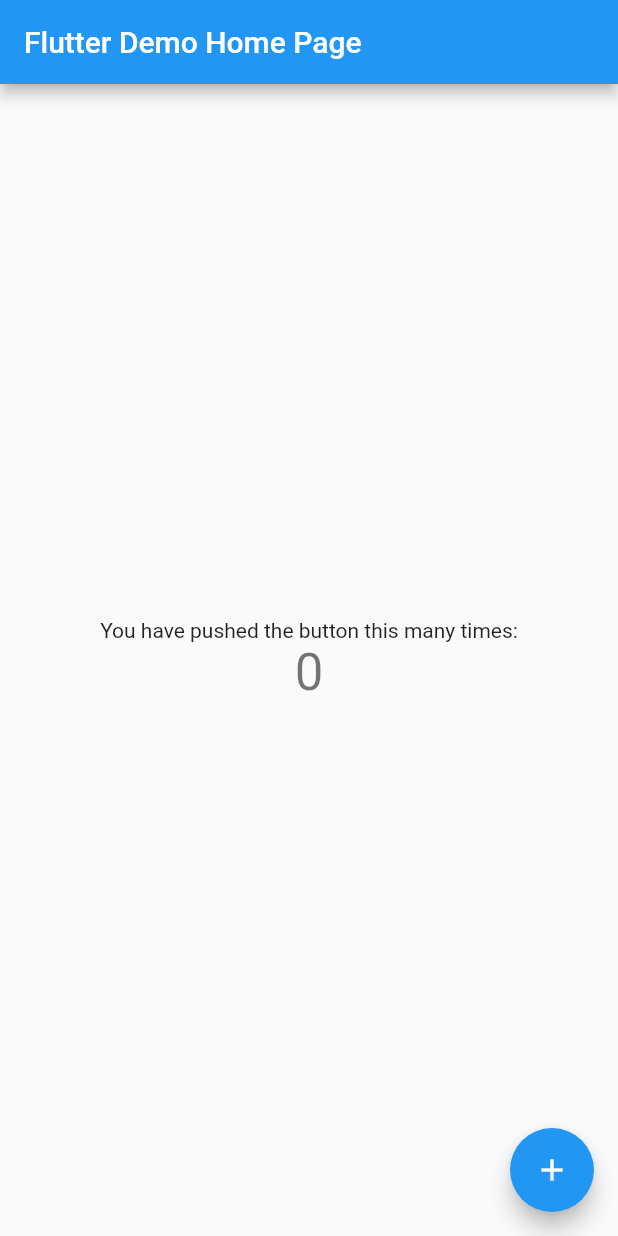
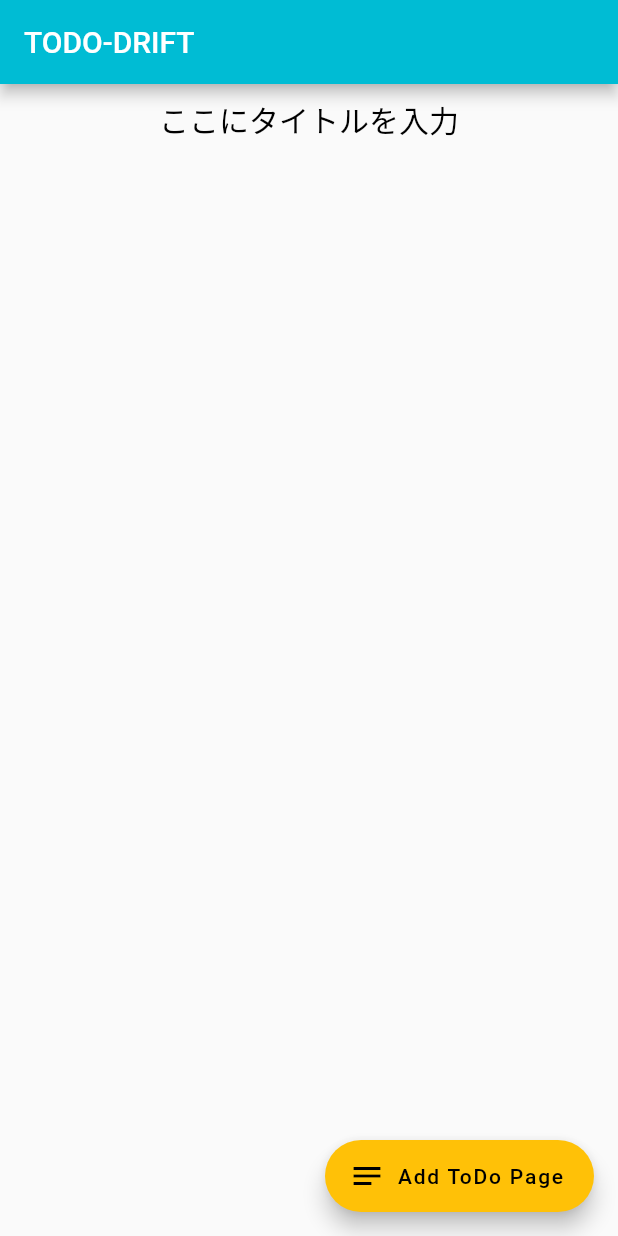
Before and after one commit to asahaya/drift_220605, a Flutter app: the screen it shows after launch, on a phone screen of 412 x 824 dp. Run offline on Flutter 3.47's test engine with Material 2 defaults, Android fonts, the phone set to English and light mode, and no system bars.

Commit message:
'home_basic'

```diff
--- a/lib/main.dart
+++ b/lib/main.dart
@@ -7,109 +7,55 @@ void main() {
 class MyApp extends StatelessWidget {
   const MyApp({Key? key}) : super(key: key);
 
-  // This widget is the root of your application.
   @override
   Widget build(BuildContext context) {
-    return MaterialApp(
-      title: 'Flutter Demo',
-      theme: ThemeData(
-        // This is the theme of your application.
-        //
-        // Try running your application with "flutter run". You'll see the
-        // application has a blue toolbar. Then, without quitting the app, try
-        // changing the primarySwatch below to Colors.green and then invoke
-        // "hot reload" (press "r" in the console where you ran "flutter run",
-        // or simply save your changes to "hot reload" in a Flutter IDE).
-        // Notice that the counter didn't reset back to zero; the application
-        // is not restarted.
-        primarySwatch: Colors.blue,
-      ),
-      home: const MyHomePage(title: 'Flutter Demo Home Page'),
+    return const MaterialApp(
+      home: DriftHome(),
     );
   }
 }
 
-class MyHomePage extends StatefulWidget {
-  const MyHomePage({Key? key, required this.title}) : super(key: key);
-
-  // This widget is the home page of your application. It is stateful, meaning
-  // that it has a State object (defined below) that contains fields that affect
-  // how it looks.
-
-  // This class is the configuration for the state. It holds the values (in this
-  // case the title) provided by the parent (in this case the App widget) and
-  // used by the build method of the State. Fields in a Widget subclass are
-  // always marked "final".
-
-  final String title;
+class DriftHome extends StatefulWidget {
+  const DriftHome({Key? key}) : super(key: key);
 
   @override
-  State<MyHomePage> createState() => _MyHomePageState();
+  State<DriftHome> createState() => _DriftHomeState();
 }
 
-class _MyHomePageState extends State<MyHomePage> {
-  int _counter = 0;
-
-  void _incrementCounter() {
-    setState(() {
-      // This call to setState tells the Flutter framework that something has
-      // changed in this State, which causes it to rerun the build method below
-      // so that the display can reflect the updated values. If we changed
-      // _counter without calling setState(), then the build method would not be
-      // called again, and so nothing would appear to happen.
-      _counter++;
-    });
-  }
-
+class _DriftHomeState extends State<DriftHome> {
   @override
   Widget build(BuildContext context) {
-    // This method is rerun every time setState is called, for instance as done
-    // by the _incrementCounter method above.
-    //
-    // The Flutter framework has been optimized to make rerunning build methods
-    // fast, so that you can just rebuild anything that needs updating rather
-    // than having to individually change instances of widgets.
     return Scaffold(
       appBar: AppBar(
-        // Here we take the value from the MyHomePage object that was created by
-        // the App.build method, and use it to set our appbar title.
-        title: Text(widget.title),
+        title: Text('TODO-DRIFT'),
+        backgroundColor: Colors.cyan,
       ),
-      body: Center(
-        // Center is a layout widget. It takes a single child and positions it
-        // in the middle of the parent.
+      body: SafeArea(
         child: Column(
-          // Column is also a layout widget. It takes a list of children and
-          // arranges them vertically. By default, it sizes itself to fit its
-          // children horizontally, and tries to be as tall as its parent.
-          //
-          // Invoke "debug painting" (press "p" in the console, choose the
-          // "Toggle Debug Paint" action from the Flutter Inspector in Android
-          // Studio, or the "Toggle Debug Paint" command in Visual Studio Code)
-          // to see the wireframe for each widget.
-          //
-          // Column has various properties to control how it sizes itself and
-          // how it positions its children. Here we use mainAxisAlignment to
-          // center the children vertically; the main axis here is the vertical
-          // axis because Columns are vertical (the cross axis would be
-          // horizontal).
-          mainAxisAlignment: MainAxisAlignment.center,
-          children: <Widget>[
-            const Text(
-              'You have pushed the button this many times:',
-            ),
-            Text(
-              '$_counter',
-              style: Theme.of(context).textTheme.headline4,
+          children: [
+            TextButton(
+              child: Row(
+                mainAxisAlignment: MainAxisAlignment.center,
+                children: [
+                  Text(
+                    'ここにタイトルを入力',
+                    style: TextStyle(color: Colors.black, fontSize: 20),
+                  ),
+                ],
+              ),
+              onPressed: () {}, //ワンタッチ処理※これを書かないとエラー
+              onLongPress: () {}, //長押し処理
             ),
           ],
         ),
       ),
-      floatingActionButton: FloatingActionButton(
-        onPressed: _incrementCounter,
-        tooltip: 'Increment',
-        child: const Icon(Icons.add),
-      ), // This trailing comma makes auto-formatting nicer for build methods.
+      floatingActionButton: FloatingActionButton.extended(
+        icon: Icon(Icons.notes),
+        foregroundColor: Colors.black, //文字色
+        backgroundColor: Colors.amber, //背景色
+        label: Text('Add ToDo Page'),
+        onPressed: () {},
+      ),
     );
   }
 }
```
